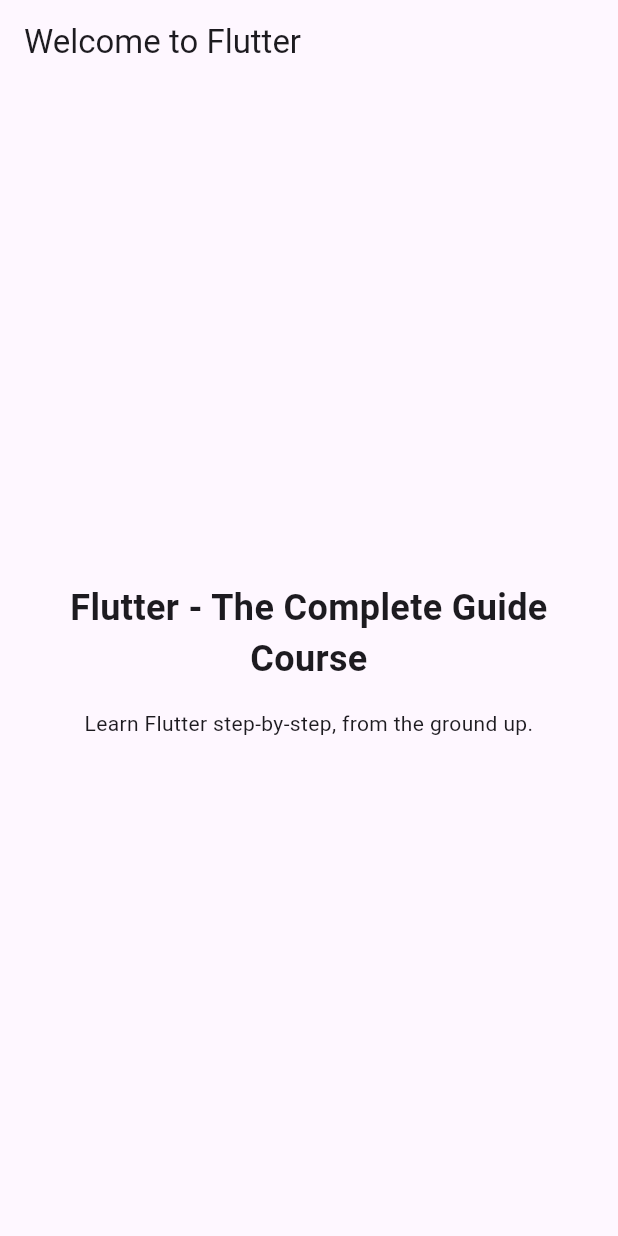
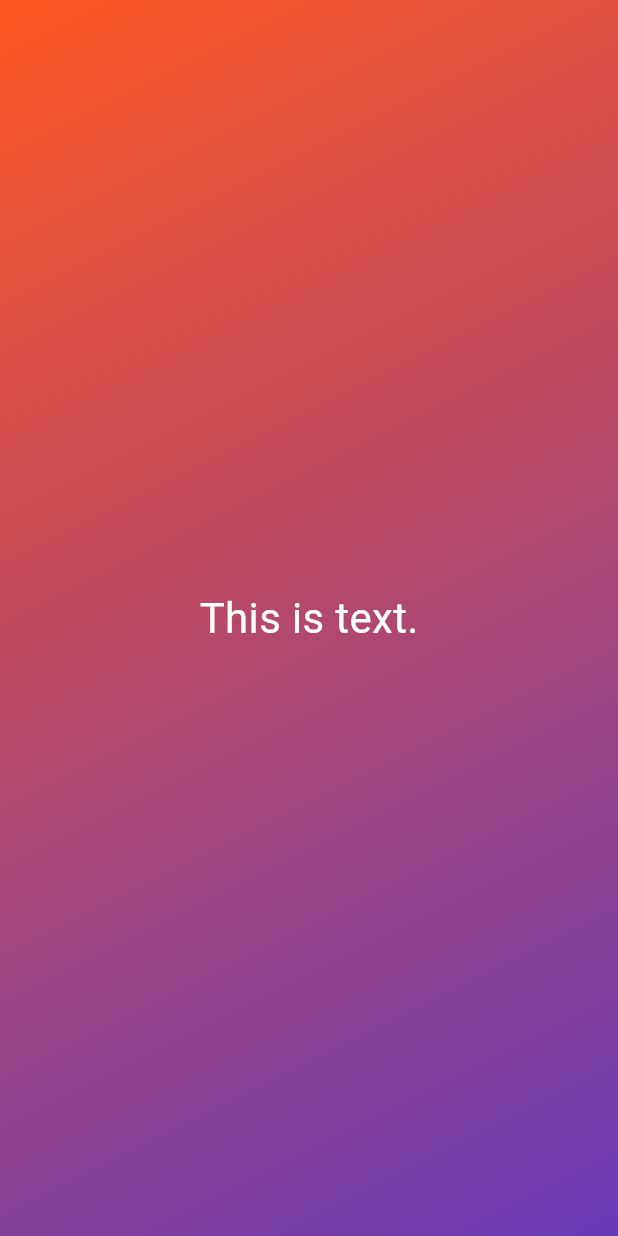
Before and after one commit to VladislavZhyliakov/rolling_dice, a Flutter app: the screen it shows after launch, on a phone screen of 412 x 824 dp. Run offline on Flutter 3.47's test engine with Material 3 defaults, Android fonts, the phone set to English and light mode, and no system bars.

Commit message:
Added some styles.

```diff
--- a/lib/main.dart
+++ b/lib/main.dart
@@ -1,46 +1,28 @@
 import 'package:flutter/material.dart';
 
 void main() {
-  runApp(const MyApp());
-}
-
-class MyApp extends StatelessWidget {
-  const MyApp({super.key});
-
-  @override
-  Widget build(BuildContext context) {
-    return MaterialApp(
-      title: 'Rolling Dice',
-      theme: ThemeData(useMaterial3: true),
+  runApp(
+    MaterialApp(
       home: Scaffold(
-        appBar: AppBar(
-          title: const Text('Welcome to Flutter'),
-        ),
         body: Container(
-          width: double.infinity,
-          padding: const EdgeInsets.all(12),
-          // ignore: prefer_const_constructors
-          child: Column(
-            mainAxisAlignment: MainAxisAlignment.center,
-            crossAxisAlignment: CrossAxisAlignment.center,
-            children: const [
-              Text(
-                'Flutter - The Complete Guide Course',
-                textAlign: TextAlign.center,
-                style: TextStyle(
-                  fontSize: 24,
-                  fontWeight: FontWeight.bold,
-                ),
+          decoration: const BoxDecoration(
+            gradient: LinearGradient(
+              colors: [Colors.deepOrange, Colors.deepPurple],
+              begin: Alignment.topLeft,
+              end: Alignment.bottomRight,
+            ),
+          ),
+          child: const Center(
+            child: Text(
+              'This is text.',
+              style: TextStyle(
+                color: Colors.white,
+                fontSize: 28,
               ),
-              SizedBox(height: 16),
-              Text(
-                'Learn Flutter step-by-step, from the ground up.',
-                textAlign: TextAlign.center,
-              ),
-            ],
+            ),
           ),
         ),
       ),
-    );
-  }
+    ),
+  );
 }
```
Also changed, not shown: 1 other file.
